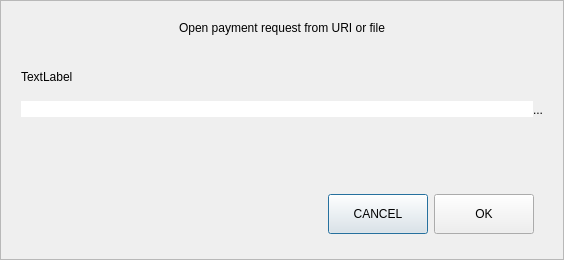
This is src/qt/forms/openuridialog.ui in BlackHatCoin/BlackHatWallet as Qt 5 draws it before an edit. The edited form follows.
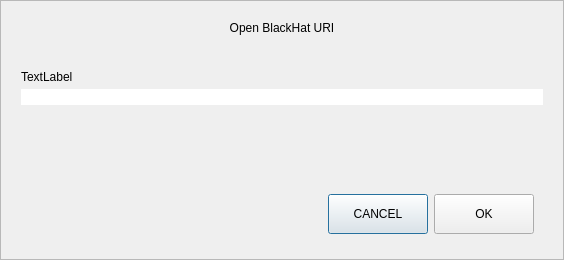
This is the edited form. Custom widgets are drawn as their Qt base class.

The edit to the form file:
```diff
--- a/src/qt/forms/openuridialog.ui
+++ b/src/qt/forms/openuridialog.ui
@@ -56,7 +56,7 @@
       <item>
        <widget class="QLabel" name="labelTitle">
         <property name="text">
-         <string>Open payment request from URI or file</string>
+         <string>Open BlackHat URI</string>
         </property>
         <property name="alignment">
          <set>Qt::AlignCenter</set>
@@ -101,31 +101,6 @@
           </property>
          </widget>
         </item>
-        <item>
-         <widget class="QPushButton" name="selectFileButton">
-          <property name="minimumSize">
-           <size>
-            <width>0</width>
-            <height>41</height>
-           </size>
-          </property>
-          <property name="toolTip">
-           <string>Select payment request file</string>
-          </property>
-          <property name="styleSheet">
-           <string notr="true">#selectFileButton{
-	border-top-left-radius:0px;
-	border-bottom-left-radius:0px;
-}</string>
-          </property>
-          <property name="text">
-           <string notr="true">...</string>
-          </property>
-          <property name="autoDefault">
-           <bool>false</bool>
-          </property>
-         </widget>
-        </item>
        </layout>
       </item>
       <item>
```
Left out of the diff: 2 changed lines with no effect on the pictures.
